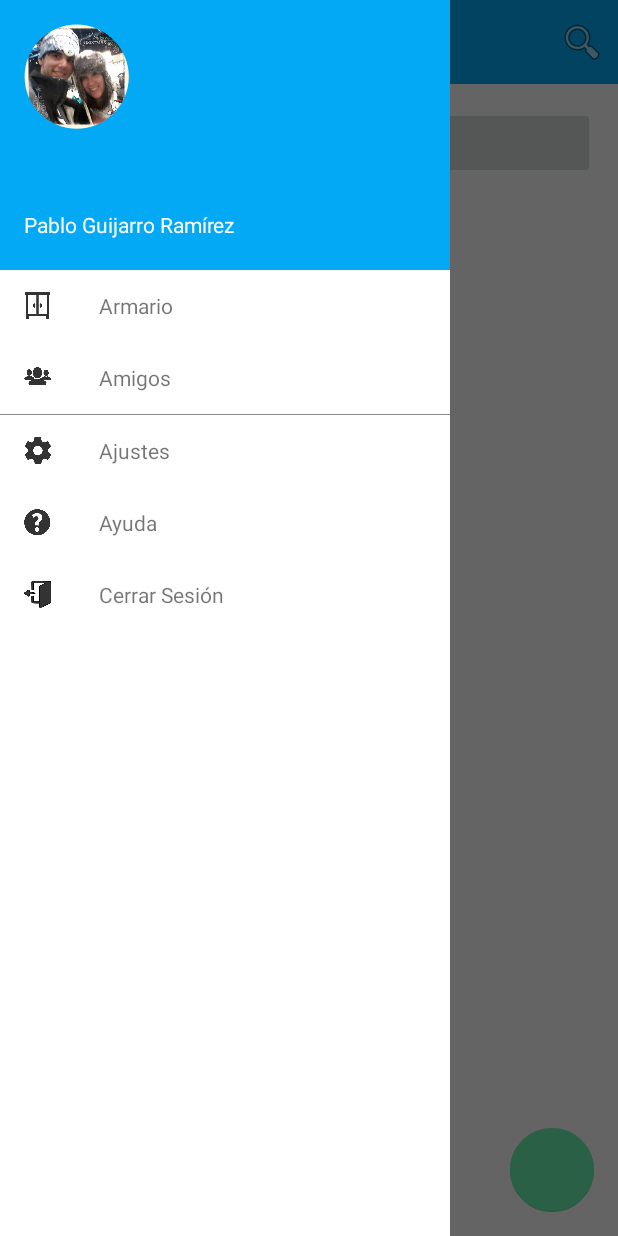
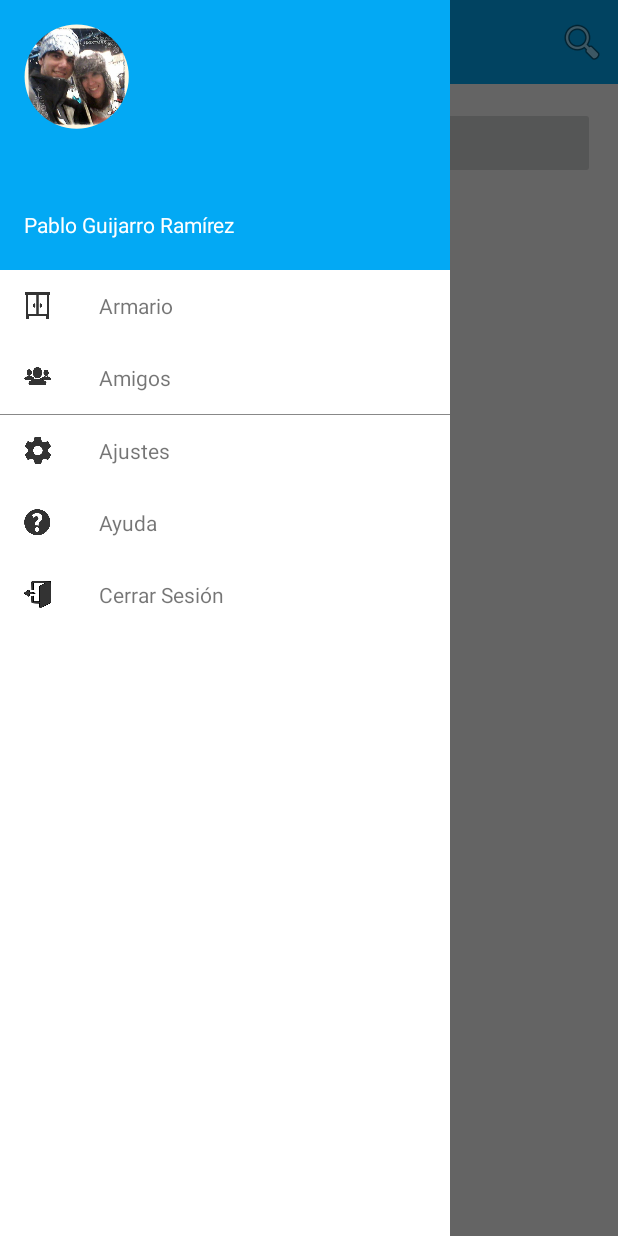
Before and after one commit to sky10p/taesproject, an Android app: the fragment AmigosFragment placed in its activity, with the side drawer open, on a phone screen of 412 x 824 dp. Run offline under Robolectric (Android 15) with nearby library versions, the phone set to English and light mode, and no system bars; our stand-ins replace CircleImageView; libraries missing offline, so code that uses them is left out: android.support.v7, com.getbase.floatingactionbutton; plain views replace FloatingActionButton, FloatingActionsMenu; 5 statements that could not run were skipped.

Commit message:
Cambiado floatingButton a fragment

```diff
--- a/app/src/main/AndroidManifest.xml
+++ b/app/src/main/AndroidManifest.xml
@@ -60,7 +60,7 @@
                 android:value=".activities.DressYourSelfActivity" />
         </activity>
         <activity
-            android:name=".activities.SearchAmigosActivity"
+            android:name=".fragments.SearchAmigosFragment"
             android:label="@string/title_activity_search_amigos" >
         </activity>
     </application>
--- a/app/src/main/java/taes/project/dressyourself/activities/DressYourSelfActivity.java
+++ b/app/src/main/java/taes/project/dressyourself/activities/DressYourSelfActivity.java
@@ -35,9 +35,10 @@ public class DressYourSelfActivity extends AppCompatActivity {
     private ActionBarDrawerToggle actionBarDrawer;
     private ConjuntosFragment conjuntosFragment;
     private RecyclerView listaDrawer;
-    public FloatingButtonFragment floatingButton;
+
 
     private OnBackPressedListener onBackPressedListener;
+
 
     public void setOnBackPressedListener(OnBackPressedListener listener) {
         this.onBackPressedListener = listener;
@@ -46,11 +47,8 @@ public class DressYourSelfActivity extends AppCompatActivity {
     @Override
     public void onBackPressed() {
         if(onBackPressedListener == null){
-            if(!floatingButton.isExpanded()){
-                super.onBackPressed();
-            }else{
-                floatingButton.collapse();
-            }
+            onBackPressedListener.onBack();
+
         }else{
             onBackPressedListener.onBack();
         }
@@ -67,19 +65,19 @@ public class DressYourSelfActivity extends AppCompatActivity {
         drawerLayout = (DrawerLayout) findViewById(R.id.drawer_layout);
         listaDrawer= (RecyclerView) findViewById(R.id.left_drawer);
         listaDrawer.setLayoutManager(new LinearLayoutManager(this));
-        floatingButton= (FloatingButtonFragment) getSupportFragmentManager().findFragmentById(R.id.floatingButtonFragment);
+
         AdapterDrawerNavigation adapter=new AdapterDrawerNavigation(this);
 
         adapter.setOnDrawerLayoutMenuListener(new OnDrawerLayoutMenuListener() {
             @Override
             public void onClicArmario() {
-                getSupportFragmentManager().beginTransaction().replace(R.id.content_frame,new CategoriasFragment()).addToBackStack(null).commit();
+                getSupportFragmentManager().beginTransaction().replace(R.id.content_frame, new CategoriasFragment()).addToBackStack(null).commit();
                 drawerLayout.closeDrawers();
             }
 
             @Override
             public void onClicAmigos() {
-                getSupportFragmentManager().beginTransaction().replace(R.id.content_frame,new AmigosFragment()).addToBackStack(null).commit();
+                getSupportFragmentManager().beginTransaction().replace(R.id.content_frame, new AmigosFragment()).addToBackStack(null).commit();
                 drawerLayout.closeDrawers();
             }
 
@@ -96,7 +94,7 @@ public class DressYourSelfActivity extends AppCompatActivity {
             @Override
             public void onClicCerrarSesion() {
                 ParseUser.logOut();
-                Intent intent=new Intent(getApplicationContext(),MainActivity.class);
+                Intent intent = new Intent(getApplicationContext(), MainActivity.class);
                 startActivity(intent);
                 finish();
             }
@@ -122,7 +120,7 @@ public class DressYourSelfActivity extends AppCompatActivity {
         if(savedInstanceState == null){
             getSupportFragmentManager().beginTransaction().add(R.id.content_frame,conjuntosFragment).commit();
         }
-        onClickPhotoAndVoteButton();
+
     }
 
     @Override
@@ -148,36 +146,6 @@ public class DressYourSelfActivity extends AppCompatActivity {
         return super.onOptionsItemSelected(item);
     }
 
-    public void onClickPhotoAndVoteButton() {
-        onClickPhotoButton();
-        onClickVoteButton();
-    }
 
 
-    // Al hacer click en icono de foto
-    public void onClickPhotoButton() {
-
-        findViewById(R.id.action_photo).setOnClickListener(new View.OnClickListener() {
-            @Override
-            public void onClick(View v) {
-
-                Intent intent = new Intent(DressYourSelfActivity.this, CameraActivity.class);
-                startActivity(intent);
-            }
-        });
-
-    }
-
-    // Al hacer click en icono de voto
-    public void onClickVoteButton() {
-
-        findViewById(R.id.action_vote).setOnClickListener(new View.OnClickListener() {
-            @Override
-            public void onClick(View v) {
-                Toast.makeText(DressYourSelfActivity.this, "Clicked Vote Button", Toast.LENGTH_SHORT).show();
-            }
-        });
-
-    }
-
 }
--- a/app/src/main/java/taes/project/dressyourself/fragments/AmigosFragment.java
+++ b/app/src/main/java/taes/project/dressyourself/fragments/AmigosFragment.java
@@ -10,19 +10,14 @@ import android.view.View;
 import android.view.ViewGroup;
 import android.widget.Button;
 
-import com.parse.FindCallback;
 import com.parse.GetCallback;
-import com.parse.Parse;
 import com.parse.ParseException;
 import com.parse.ParseObject;
-import com.parse.ParseQuery;
 import com.parse.ParseUser;
 
 import java.util.ArrayList;
-import java.util.List;
 
 import taes.project.dressyourself.R;
-import taes.project.dressyourself.activities.SearchAmigosActivity;
 import taes.project.dressyourself.adapter.AmigosAdapter;
 
 /**
@@ -40,14 +35,16 @@ public class AmigosFragment extends Fragment {
         lstAmigos = (RecyclerView) v.findViewById(R.id.lstAmigos);
         lstAmigos.setLayoutManager(new LinearLayoutManager(getActivity()));
         btnInsertarAmigo = (Button) v.findViewById(R.id.btnInsertarAmigo);
-
+        final AmigosAdapter adapter=new AmigosAdapter(new ArrayList<ParseUser>());
+        lstAmigos.setAdapter(adapter);
         ParseUser user=ParseUser.getCurrentUser();
 
         user.fetchInBackground(new GetCallback<ParseObject>() {
             @Override
             public void done(ParseObject parseObject, ParseException e) {
                 if(parseObject.has("amigos")){
-                    lstAmigos.setAdapter(new AmigosAdapter((ArrayList<ParseUser>) parseObject.get("amigos")));
+                    adapter.setAmigos((ArrayList<ParseUser>) parseObject.get("amigos"));
+
                 }
 
             }
@@ -56,7 +53,9 @@ public class AmigosFragment extends Fragment {
         btnInsertarAmigo.setOnClickListener(new View.OnClickListener() {
             @Override
             public void onClick(View v) {
-                startActivity(new Intent(getActivity(),SearchAmigosActivity.class));
+                getFragmentManager().beginTransaction().replace(R.id.content_frame,new SearchAmigosFragment()).addToBackStack(null)
+                        .commit();
+
             }
         });
 
--- a/app/src/main/java/taes/project/dressyourself/fragments/ConjuntosFragment.java
+++ b/app/src/main/java/taes/project/dressyourself/fragments/ConjuntosFragment.java
@@ -1,6 +1,7 @@
 package taes.project.dressyourself.fragments;
 
 import android.content.Context;
+import android.content.Intent;
 import android.os.Bundle;
 import android.support.v4.app.Fragment;
 import android.support.v7.widget.LinearLayoutManager;
@@ -8,9 +9,13 @@ import android.support.v7.widget.RecyclerView;
 import android.view.LayoutInflater;
 import android.view.View;
 import android.view.ViewGroup;
+import android.widget.Toast;
 
 import taes.project.dressyourself.R;
+import taes.project.dressyourself.activities.CameraActivity;
+import taes.project.dressyourself.activities.DressYourSelfActivity;
 import taes.project.dressyourself.adapter.AdapterConjunto;
+import taes.project.dressyourself.interfaces.OnBackPressedListener;
 
 /**
  * Created by pablo on 24/02/15.
@@ -22,15 +27,65 @@ public class ConjuntosFragment extends Fragment {
     private RecyclerView.LayoutManager manager;
     private Context contexto;
 
+    public FloatingButtonFragment floatingButton;
+
+
     @Override
     public View onCreateView(LayoutInflater inflater, ViewGroup container, Bundle savedInstanceState) {
         View v=inflater.inflate(R.layout.list_conjuntos,container,false);
+
         lstConjuntos= (RecyclerView) v.findViewById(R.id.lstConjuntos);
         manager=new LinearLayoutManager(getActivity());
         lstConjuntos.setLayoutManager(manager);
         adapter=new AdapterConjunto();
         lstConjuntos.setAdapter(adapter);
+        floatingButton= (FloatingButtonFragment) getChildFragmentManager().findFragmentById(R.id.floatingButtonFragment);
+
+        onClickPhotoAndVoteButton(v);
+        ((DressYourSelfActivity)getActivity()).setOnBackPressedListener(new OnBackPressedListener() {
+            @Override
+            public void onBack() {
+
+                if (!floatingButton.isExpanded()) {
+                    getActivity().onBackPressed();
+                } else {
+                    floatingButton.collapse();
+                }
+            }
+        });
         return v;
     }
 
+    public void onClickPhotoAndVoteButton(View v) {
+        onClickPhotoButton(v);
+        onClickVoteButton(v);
+    }
+
+
+    // Al hacer click en icono de foto
+    public void onClickPhotoButton(View v) {
+
+        v.findViewById(R.id.action_photo).setOnClickListener(new View.OnClickListener() {
+            @Override
+            public void onClick(View v) {
+
+                Intent intent = new Intent(getActivity(), CameraActivity.class);
+                startActivity(intent);
+            }
+        });
+
+    }
+
+    // Al hacer click en icono de voto
+    public void onClickVoteButton(View v) {
+
+        v.findViewById(R.id.action_vote).setOnClickListener(new View.OnClickListener() {
+            @Override
+            public void onClick(View v) {
+                Toast.makeText(getActivity(), "Clicked Vote Button", Toast.LENGTH_SHORT).show();
+            }
+        });
+
+    }
+
 }
--- a/app/src/main/res/layout/dress_yourself_activity.xml
+++ b/app/src/main/res/layout/dress_yourself_activity.xml
@@ -14,22 +14,15 @@
         android:orientation="vertical">
 
     <include layout="@layout/toolbar"/>
-        <RelativeLayout
-            android:layout_width="match_parent"
-            android:layout_height="match_parent">
+
 
             <FrameLayout
                 android:id="@+id/content_frame"
                 android:layout_width="match_parent"
                 android:layout_height="match_parent" />
 
-           <fragment
-                android:layout_width="match_parent"
-                android:layout_height="match_parent"
-                class="taes.project.dressyourself.fragments.FloatingButtonFragment"
-                android:id="@+id/floatingButtonFragment"
-                tools:layout="@layout/fragment_floating_button" />
-            </RelativeLayout>
+
+
 
 
     </LinearLayout>
--- a/app/src/main/res/layout/activity_search_amigos.xml
+++ b/app/src/main/res/layout/fragment_search_amigos.xml
@@ -4,7 +4,7 @@
     android:paddingRight="@dimen/activity_horizontal_margin"
     android:paddingTop="@dimen/activity_vertical_margin"
     android:paddingBottom="@dimen/activity_vertical_margin"
-    tools:context="taes.project.dressyourself.activities.SearchAmigosActivity">
+    tools:context="taes.project.dressyourself.fragments.SearchAmigosFragment">
 
     <EditText
         android:layout_width="match_parent"
--- a/app/src/main/res/menu/menu_search_amigos.xml
+++ b/app/src/main/res/menu/menu_search_amigos.xml
@@ -1,7 +1,7 @@
 <menu xmlns:android="http://schemas.android.com/apk/res/android"
     xmlns:app="http://schemas.android.com/apk/res-auto"
     xmlns:tools="http://schemas.android.com/tools"
-    tools:context="taes.project.dressyourself.activities.SearchAmigosActivity">
+    tools:context="taes.project.dressyourself.fragments.SearchAmigosFragment">
     <item android:id="@+id/action_settings" android:title="@string/action_settings"
         android:orderInCategory="100" app:showAsAction="never" />
 </menu>
```
Also changed, not shown: app/src/main/java/taes/project/dressyourself/activities/SearchAmigosActivity.java (deleted, +0 -91 lines), app/src/main/java/taes/project/dressyourself/adapter/AmigosAdapter.java (+6 -1 lines), app/src/main/java/taes/project/dressyourself/adapter/UsuariosAdapter.java (+8 -0 lines), app/src/main/java/taes/project/dressyourself/fragments/SearchAmigosFragment.java (added, +79 -0 lines), app/src/main/res/layout/list_conjuntos.xml (+20 -5 lines).
